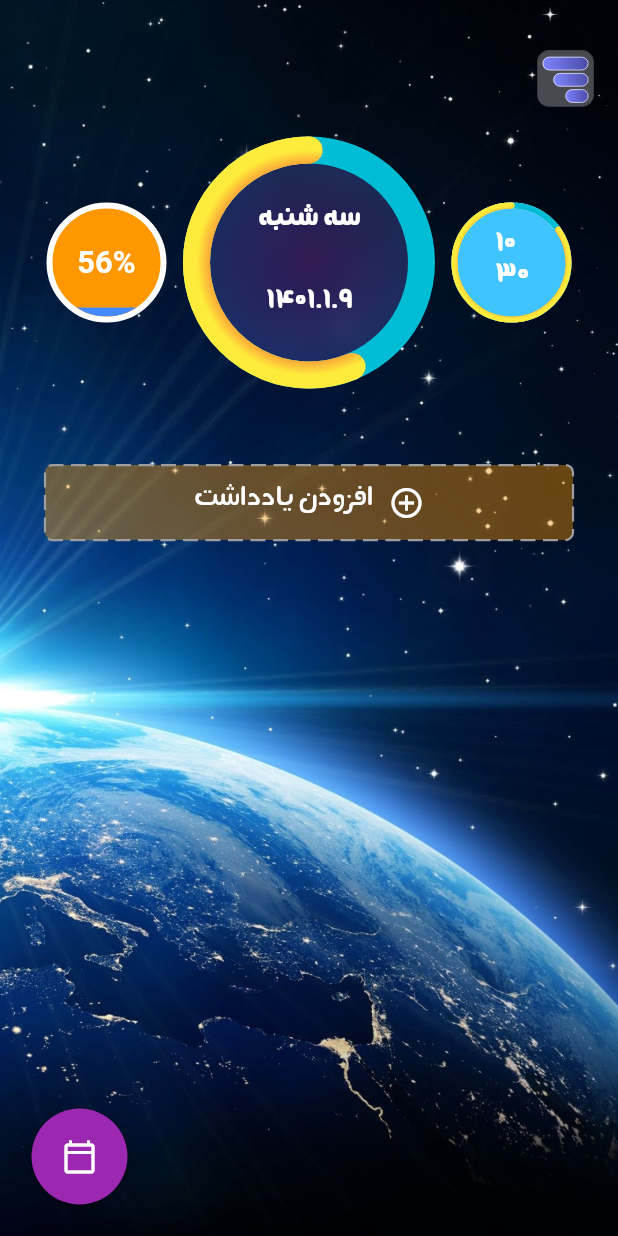
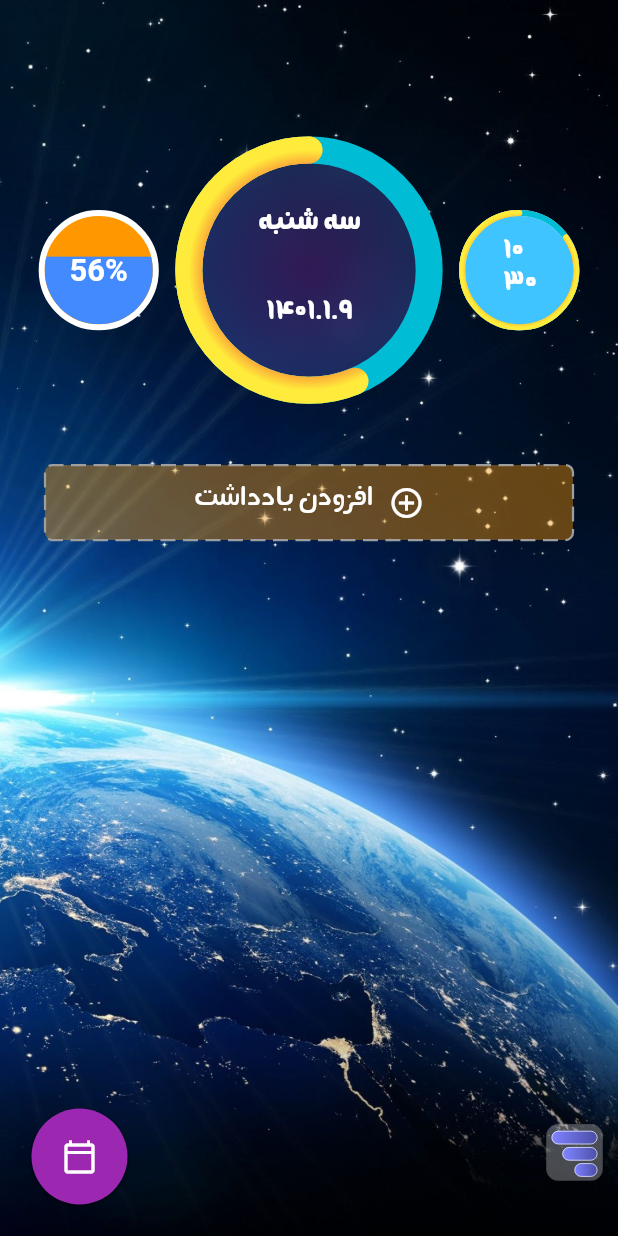
Before and after one commit to samad-nkarimi/today_app, a Flutter app: the screen it shows after launch, in the side drawer, after a tap on the "calendar today" icon, on a phone screen of 412 x 824 dp. Run offline on Flutter 3.47's test engine with Material 2 defaults, Android fonts, the phone set to English and light mode, and no system bars; drawn by our look-alikes of dotted_border; our stand-ins replace bloc, equatable, flutter_bloc, flutter_local_notifications, flutter_svg, rxdart and 1 more; missing offline and left inert: flutter_email_sender, store_redirect; accounts and stored records are empty; Roboto replaces fonts that are missing (ANegar).

Commit message:
menu bottun position

```diff
--- a/lib/screens/home_page.dart
+++ b/lib/screens/home_page.dart
@@ -7,6 +7,8 @@ import 'package:flutter/services.dart';
 import 'package:flutter_bloc/flutter_bloc.dart';
 import 'package:flutter_local_notifications/flutter_local_notifications.dart';
 import 'package:flutter_svg/flutter_svg.dart';
+
+import 'package:today/size/short_methods.dart';
 import 'package:today/utils/date_converter.dart';
 import 'package:today/widgets/add_note_button_widget.dart';
 import 'package:today/widgets/floating_button_widget.dart';
@@ -32,7 +34,7 @@ class HomePage extends StatefulWidget {
 
 class _HomePageState extends State<HomePage> {
   // int noteCount = 0;
-  final double showBoardSize = 150;
+  final double showBoardSize = rw(140, 160);
   final double topPictureHeight = 300;
 
   Future<void> loadJson() async {
@@ -74,7 +76,8 @@ class _HomePageState extends State<HomePage> {
 
   @override
   Widget build(BuildContext context) {
-    return Scaffold(
+    return SafeArea(
+      child: Scaffold(
         endDrawer: const DrawerWidget(),
         body: Builder(builder: (BuildContext context) {
           return Container(
@@ -163,7 +166,6 @@ class _HomePageState extends State<HomePage> {
                       );
                     },
                   ),
-                menuButton(),
                   Padding(
                     padding: const EdgeInsets.only(
                       top: 100,
@@ -179,13 +181,25 @@ class _HomePageState extends State<HomePage> {
                       ],
                     ),
                   ),
+                  // Positioned(
+                  //   right: 0,
+                  //   top: 0,
+                  //   child: menuButton(),
+                  // ),
                 ],
               ),
             ),
           );
         }),
         floatingActionButtonLocation: FloatingActionButtonLocation.startFloat,
-      floatingActionButton: const CustomFloatingButton(page: pageid.today),
+        floatingActionButton: Row(
+          mainAxisAlignment: MainAxisAlignment.spaceBetween,
+          children: [
+            const CustomFloatingButton(page: pageid.today),
+            menuButton(),
+          ],
+        ),
+      ),
     );
   }
 
@@ -248,17 +262,18 @@ class _HomePageState extends State<HomePage> {
     return Positioned(
       right: 0,
       top: 20,
-      child: Container(
+      child: Builder(builder: (context) {
+        return Container(
+          margin: const EdgeInsets.only(right: 10),
+          // color: Colors.blue,
           height: 70,
           width: 70,
           child: IconButton(
-          onPressed: () {
-            print("pressed");
-            Scaffold.of(context).openEndDrawer();
-          },
+            onPressed: () => Scaffold.of(context).openEndDrawer(),
             icon: SvgPicture.asset("assets/images/menu_icon.svg"),
           ),
-      ),
+        );
+      }),
     );
   }
 
--- a/lib/size/size_config.dart
+++ b/lib/size/size_config.dart
@@ -1,56 +1,109 @@
+import 'package:flutter/foundation.dart';
 import 'package:flutter/rendering.dart';
 import 'package:flutter/widgets.dart';
 
 class SizeConfig {
-  static double? _screenWidth;
-  static double? _screenHeight;
+  static double _screenWidth = 100;
+  static double _screenHeight = 100;
   static double _blockWidth = 0;
   static double _blockHeight = 0;
 
-  static double textMultiplier=1;
-  static double imageSizeMultiplier=1;
-  static double heightMultiplier=1;
-  static double widthMultiplier=1;
+  static double textMultiplier = 1;
+  static double imageSizeMultiplier = 1;
+  static double heightMultiplier = 1;
+  static double widthMultiplier = 1;
   static bool isPortrait = true;
   static bool isMobilePortrait = false;
 
+  // development time device
+  static double devMobileWidth = 360;
+  static double devMobileHeight = 640;
+  static double devTabletWidth = 1024;
+  static double devTabletHeight = 1350;
 
+  // static double responsiveHeight(mobileRes, tabletRes) {
+  //   return (isMobilePortrait ? mobileRes : tabletRes) * heightMultiplier;
+  // }
   static double responsiveHeight(mobileRes, tabletRes) {
-    return (isMobilePortrait ? mobileRes : tabletRes) *heightMultiplier;
+    // print("res height: $isMobilePortrait");
+    // print("res height tablet: $tabletRes");
+    // print("res height mobile: $mobileRes");
+    return (isMobilePortrait
+        ? mobileRes * (_screenHeight / devMobileHeight)
+        //  *
+        // ((_screenHeight / _screenWidth) / 1.77)
+        : tabletRes * (_screenHeight / devTabletHeight));
   }
 
+  // static double responsiveWidth(mobileRes, tabletRes) {
+  //   return (isMobilePortrait ? mobileRes : tabletRes) * widthMultiplier;
+  // }
   static double responsiveWidth(mobileRes, tabletRes) {
-    return (isMobilePortrait ? mobileRes : tabletRes) *widthMultiplier;
+    print("res width: $isMobilePortrait");
+    print("res width tablet: $tabletRes");
+    print("res width mobile: $mobileRes");
+    return (isMobilePortrait
+        ? mobileRes * (_screenWidth / devMobileWidth)
+        //  *
+        // ((_screenHeight / _screenWidth) / 1.77)
+        : tabletRes * (_screenWidth / devTabletWidth));
   }
 
+  // static double responsiveText(mobileRes, tabletRes) {
+  //   return (isMobilePortrait ? mobileRes : tabletRes) * textMultiplier;
+  // }
   static double responsiveText(mobileRes, tabletRes) {
-    return (isMobilePortrait ? mobileRes : tabletRes) * textMultiplier;
+    return (isMobilePortrait
+        ? mobileRes *
+            (_screenHeight / devMobileHeight) *
+            ((_screenHeight / _screenWidth) / 1.77)
+        : tabletRes * (_screenHeight / devTabletHeight));
+  }
+
+  //percent sizes
+  static double percentHeight(mobileRes, tabletRes) {
+    return (isMobilePortrait
+        ? mobileRes * 0.01 * _screenHeight
+        : tabletRes * 0.01 * _screenHeight);
+  }
+
+  static double percentWidth(mobileRes, tabletRes, width) {
+    return (isMobilePortrait
+        ? mobileRes * 0.01 * width
+        : tabletRes * 0.01 * width);
   }
 
   void init(BoxConstraints constraints, Orientation orientation) {
+    _screenWidth = constraints.maxWidth;
+    _screenHeight = constraints.maxHeight;
     if (orientation == Orientation.portrait) {
-      _screenWidth = constraints.maxWidth;
-      _screenHeight = constraints.maxHeight;
       isPortrait = true;
       // choose a correct range!!
-      if (_screenWidth !< 500) {
+      if (_screenWidth < 500) {
         isMobilePortrait = true;
+        print("w<500");
+      } else {
+        isMobilePortrait = false;
       }
     } else {
-      _screenWidth = constraints.maxHeight;
-      _screenHeight = constraints.maxWidth;
       isPortrait = false;
       isMobilePortrait = false;
     }
 
-    _blockWidth = _screenWidth !/ 100;
-    _blockHeight = _screenHeight !/ 100;
+    _blockWidth = _screenWidth / 100;
+    _blockHeight = _screenHeight / 100;
 
     textMultiplier = _blockHeight;
     imageSizeMultiplier = _blockWidth;
     heightMultiplier = _blockHeight;
     widthMultiplier = _blockWidth;
 
-    print(_screenWidth);
+    print("width: $_screenWidth");
+    print("height: $_screenHeight");
+    print(kIsWeb
+        ? "Web"
+        : isMobilePortrait
+            ? "Mobile"
+            : "Tablet");
   }
 }
--- a/lib/widgets/hour_widget.dart
+++ b/lib/widgets/hour_widget.dart
@@ -1,6 +1,7 @@
 import 'dart:async';
 
 import 'package:flutter/material.dart';
+import 'package:today/size/short_methods.dart';
 import 'package:today/utils/draw_arc.dart';
 
 class HourWidget extends StatefulWidget {
@@ -11,7 +12,7 @@ class HourWidget extends StatefulWidget {
 }
 
 class _HourWidgetState extends State<HourWidget> {
-  final double height = 80;
+  final double height = rw(70, 90);
   @override
   void initState() {
     super.initState();
--- a/lib/widgets/remaining_percent_widget.dart
+++ b/lib/widgets/remaining_percent_widget.dart
@@ -1,4 +1,5 @@
 import 'package:flutter/material.dart';
+import 'package:today/size/short_methods.dart';
 import 'package:today/utils/helper_methods.dart';
 
 class RemaningPercentWisget extends StatefulWidget {
@@ -9,13 +10,14 @@ class RemaningPercentWisget extends StatefulWidget {
 }
 
 class _RemaningPercentWisgetState extends State<RemaningPercentWisget> {
+  final double diameter = rw(70, 90);
   @override
   Widget build(BuildContext context) {
     return Container(
       alignment: Alignment.center,
       margin: const EdgeInsets.all(20.0),
-      height: 80,
-      width: 80,
+      height: diameter,
+      width: diameter,
       decoration: BoxDecoration(
         color: Colors.orange,
         borderRadius: BorderRadius.circular(50.0),
@@ -29,7 +31,7 @@ class _RemaningPercentWisgetState extends State<RemaningPercentWisget> {
             Align(
               alignment: Alignment.bottomCenter,
               child: Container(
-                height: 0.1 * 60,
+                height: getHourPercent() * diameter,
                 color: Colors.blueAccent,
               ),
             ),
```
Lines whose indentation alone changed are shown as unchanged.
